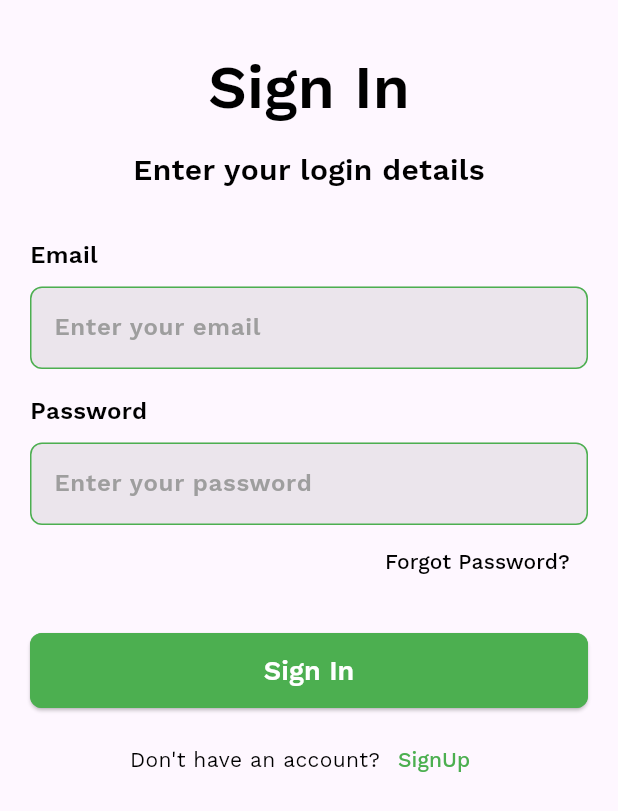
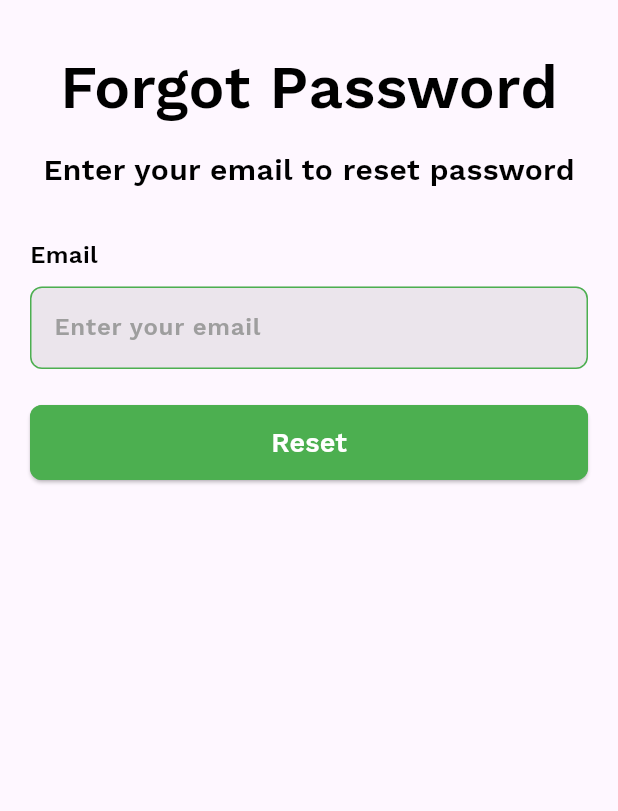
Before and after one commit to flutter99/flutter_firebase_chat, a Flutter app: the screen it shows after launch, after a tap on "Forgot Password?", on a phone screen of 412 x 824 dp. Shown: the top 811 px of the screen. Run offline on Flutter 3.47's test engine with Material 3 defaults, Android fonts, the phone set to English and light mode, and no system bars; our stand-ins replace cloud_firestore, firebase_auth, firebase_core, get, google_fonts, shared_preferences; accounts and stored records are empty.

Commit message:
forgot password page added

```diff
--- /dev/null
+++ b/chat_app/lib/screens/forgot_password_page.dart
@@ -0,0 +1,133 @@
+import 'package:firebase_auth/firebase_auth.dart';
+import 'package:flutter/material.dart';
+
+import '../widgets/custom_button.dart';
+import '../widgets/custom_field.dart';
+
+class ForgotPassword extends StatefulWidget {
+  const ForgotPassword({super.key});
+
+  @override
+  State<ForgotPassword> createState() => _ForgotPasswordState();
+}
+
+class _ForgotPasswordState extends State<ForgotPassword> {
+  String email = "";
+  bool isLoading = false;
+  final GlobalKey<FormState> _formKey = GlobalKey<FormState>();
+
+  TextEditingController emailController = TextEditingController();
+
+  resetPassword() async {
+    setState(() {
+      isLoading = true;
+    });
+    try {
+      await FirebaseAuth.instance.sendPasswordResetEmail(email: email);
+      setState(() {
+        isLoading = false;
+      });
+      ScaffoldMessenger.of(context).showSnackBar(
+        SnackBar(
+          backgroundColor: Colors.green,
+          content: Text(
+            "Password Reset Email has been sent",
+            style: TextStyle(fontSize: 18.0),
+          ),
+        ),
+      );
+    } on FirebaseAuthException catch (e) {
+      setState(() {
+        isLoading = false;
+      });
+      if (e.code == "user-not-found") {
+        ScaffoldMessenger.of(context).showSnackBar(
+          SnackBar(
+            content: Text(
+              "No User found for that email.",
+              style: TextStyle(fontSize: 18.0),
+            ),
+          ),
+        );
+      }
+    } catch (e) {
+      setState(() {
+        isLoading = false;
+      });
+      print(e.toString());
+    }
+  }
+
+  @override
+  Widget build(BuildContext context) {
+    return Scaffold(
+      /// body
+      body: Form(
+        key: _formKey,
+        child: Padding(
+          padding: const EdgeInsets.symmetric(horizontal: 20.0),
+          child: ListView(
+            children: [
+              /// heading
+              const SizedBox(height: 30),
+              const Center(
+                child: Text(
+                  'Forgot Password',
+                  style: TextStyle(
+                    fontSize: 40,
+                    color: Colors.black,
+                    fontWeight: FontWeight.w600,
+                  ),
+                ),
+              ),
+
+              /// desc
+              const SizedBox(height: 12),
+              const Center(
+                child: Text(
+                  'Enter your email to reset password',
+                  style: TextStyle(
+                    fontSize: 20,
+                    color: Colors.black,
+                    fontWeight: FontWeight.w600,
+                  ),
+                ),
+              ),
+
+              /// email address
+              const SizedBox(height: 30),
+              CustomTextField(
+                heading: 'Email',
+                controller: emailController,
+                validator: (value) {
+                  if (value == null || value.isEmpty) {
+                    return 'Email Field is not empty';
+                  }
+                  return null;
+                },
+                hintText: 'Enter your email',
+              ),
+
+              const SizedBox(height: 24),
+
+              /// button
+              CustomButton(
+                onTap: () {
+                  if (_formKey.currentState!.validate()) {
+                    setState(() {
+                      email = emailController.text;
+                    });
+                    resetPassword();
+                  }
+                },
+                isLoading: isLoading,
+                buttonText: 'Reset',
+              ),
+              const SizedBox(height: 10),
+            ],
+          ),
+        ),
+      ),
+    );
+  }
+}
--- a/chat_app/lib/screens/signin_screen.dart
+++ b/chat_app/lib/screens/signin_screen.dart
@@ -1,3 +1,4 @@
+import 'package:chat_app/screens/forgot_password_page.dart';
 import 'package:chat_app/screens/home_page.dart';
 import 'package:chat_app/screens/signup_screen.dart';
 import 'package:chat_app/services/database.dart';
@@ -163,7 +164,14 @@ class _SignInScreenState extends State<SignInScreen> {
               Align(
                 alignment: Alignment.centerRight,
                 child: TextButton(
-                  onPressed: () {},
+                  onPressed: () {
+                    Navigator.push(
+                      context,
+                      MaterialPageRoute(
+                        builder: (context) => ForgotPassword(),
+                      ),
+                    );
+                  },
                   child: const Text(
                     'Forgot Password?',
                     style: TextStyle(
```
